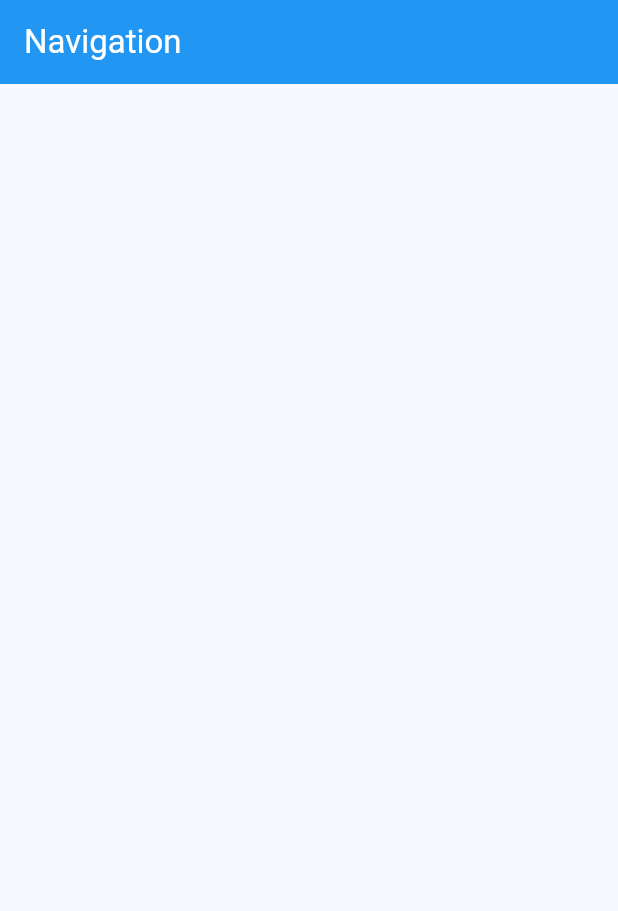
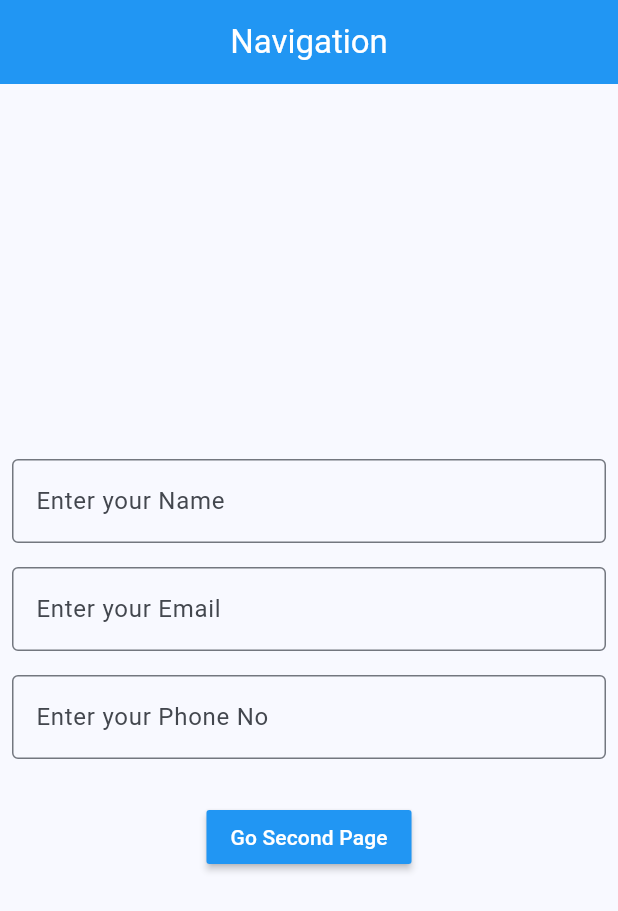
Before and after one commit to monir996/flutter-notebook, a Flutter app: the screen it shows after launch, on a phone screen of 412 x 824 dp. Shown: the top 911 px of the screen. Run offline on Flutter 3.47's test engine with Material 3 defaults, Android fonts, the light colour scheme and no system bars.

Commit message:
navigation and pass data - initial

```diff
--- a/lib/home_page.dart
+++ b/lib/home_page.dart
@@ -1,4 +1,5 @@
 import 'package:flutter/material.dart';
+import 'package:flutter_notebook/second_page.dart';
 
 class HomePage extends StatefulWidget {
   const HomePage({super.key});
@@ -8,17 +9,80 @@ class HomePage extends StatefulWidget {
 }
 
 class _HomePageState extends State<HomePage> {
+
+  final TextEditingController _name = TextEditingController();
+  final TextEditingController _email = TextEditingController();
+  final TextEditingController _phone = TextEditingController();
+
   @override
   Widget build(BuildContext context) {
     return Scaffold(
       appBar: AppBar(
-          backgroundColor: Colors.blue,
-          foregroundColor: Colors.white,
-          title: Text('Navigation')
+        backgroundColor: Colors.blue,
+        foregroundColor: Colors.white,
+        title: Text('Navigation'),
+        centerTitle: true,
       ),
 
-        // ----------------------- Branch 63 ==> Navigation and Pass Data ------------------
-      body: Center(),
+      // ----------------------- Branch 63 ==> Navigation and Pass Data ------------------
+      body: Center(
+        child: Column(
+          mainAxisAlignment: MainAxisAlignment.center,
+          children: [
+
+            Padding(
+              padding: const EdgeInsets.all(8.0),
+              child: TextField(
+                controller: _name,
+                decoration: InputDecoration(
+                  border: OutlineInputBorder(),
+                  labelText: 'Enter your Name',
+                ),
+              ),
+            ),
+
+            Padding(
+              padding: const EdgeInsets.all(8.0),
+              child: TextField(
+                controller: _email,
+                decoration: InputDecoration(
+                  border: OutlineInputBorder(),
+                  labelText: 'Enter your Email',
+                ),
+              ),
+            ),
+
+            Padding(
+              padding: const EdgeInsets.all(8.0),
+              child: TextField(
+                controller: _phone,
+                decoration: InputDecoration(
+                  border: OutlineInputBorder(),
+                  labelText: 'Enter your Phone No',
+                ),
+              ),
+            ),
+
+            SizedBox(height: 20),
+
+            //--------------- Navigate to Second Page
+            MaterialButton(
+              onPressed: () {
+                Navigator.push(
+                  context,
+                  MaterialPageRoute(
+                    builder: (context) =>
+                        SecondPage(name: _name.text, email: _email.text, phone: _phone.text),
+                  ),
+                );
+              },
+              color: Colors.blue,
+              textColor: Colors.white,
+              child: Text('Go Second Page'),
+            ),
+          ],
+        ),
+      ),
     );
   }
 }
```
